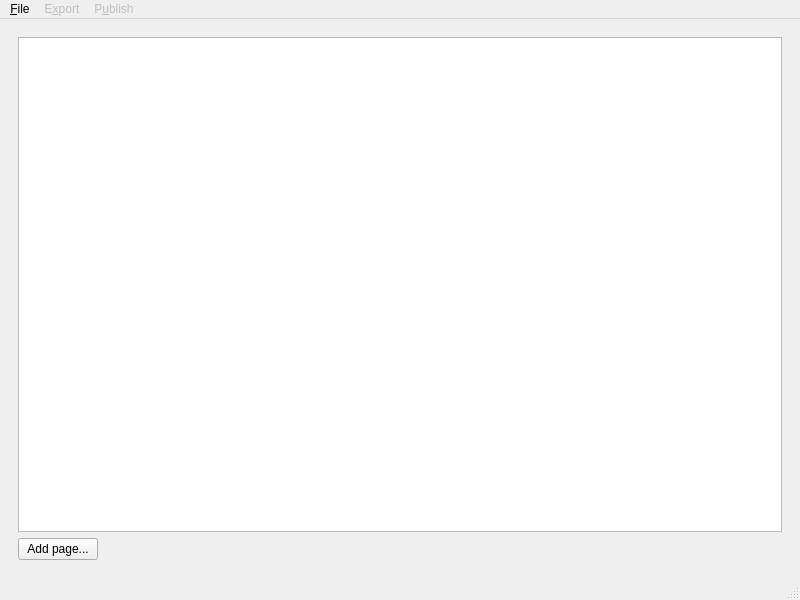
Qt form src/wm2000/gui/main_window.ui (nhanb/wm2000) before a commit.
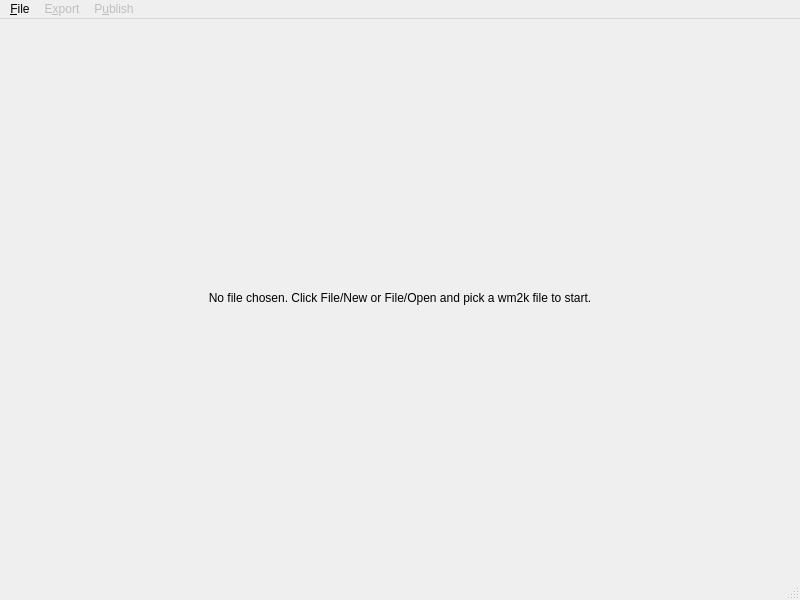
The same form after that commit. The open tabs and pages were chosen to show the change. Icons and pictures are not drawn.

Commit message: split pagesIndex into its own .ui file

```diff
--- a/src/wm2000/gui/main_window.ui
+++ b/src/wm2000/gui/main_window.ui
@@ -34,37 +34,6 @@
         </item>
        </layout>
       </widget>
-      <widget class="QWidget" name="indexView">
-       <layout class="QVBoxLayout" name="verticalLayout">
-        <item>
-         <widget class="QTableView" name="pagesTable"/>
-        </item>
-        <item>
-         <layout class="QHBoxLayout" name="horizontalLayout_2">
-          <item>
-           <widget class="QPushButton" name="addBtn">
-            <property name="text">
-             <string>Add page...</string>
-            </property>
-           </widget>
-          </item>
-          <item>
-           <spacer name="horizontalSpacer">
-            <property name="orientation">
-             <enum>Qt::Orientation::Horizontal</enum>
-            </property>
-            <property name="sizeHint" stdset="0">
-             <size>
-              <width>40</width>
-              <height>20</height>
-             </size>
-            </property>
-           </spacer>
-          </item>
-         </layout>
-        </item>
-       </layout>
-      </widget>
      </widget>
     </item>
    </layout>
```
The commit also changes 4 other files.
